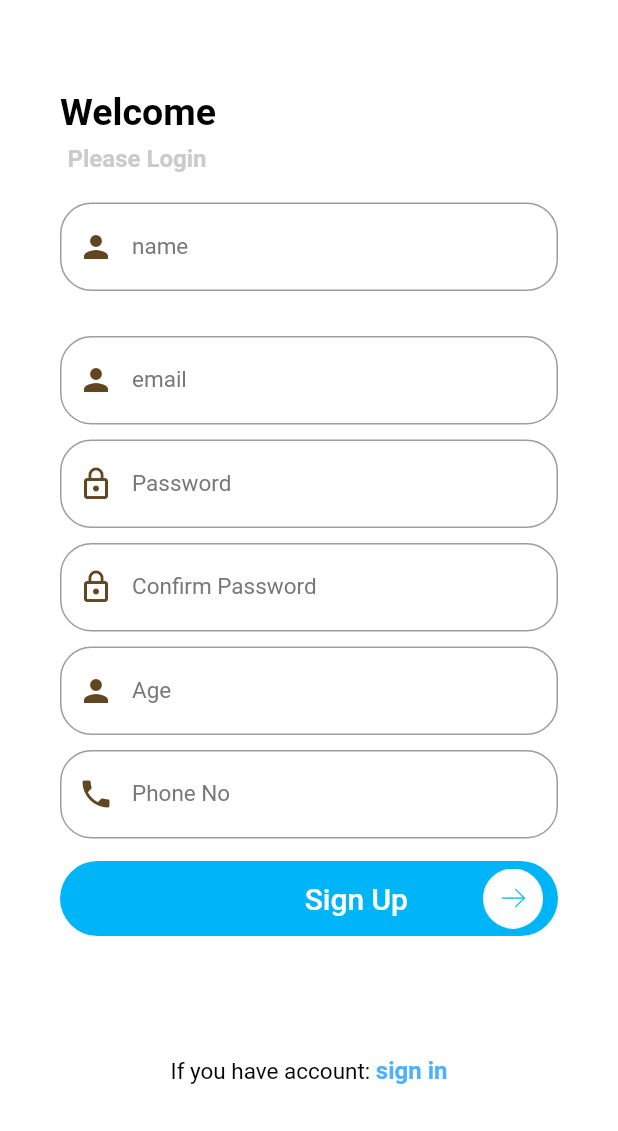
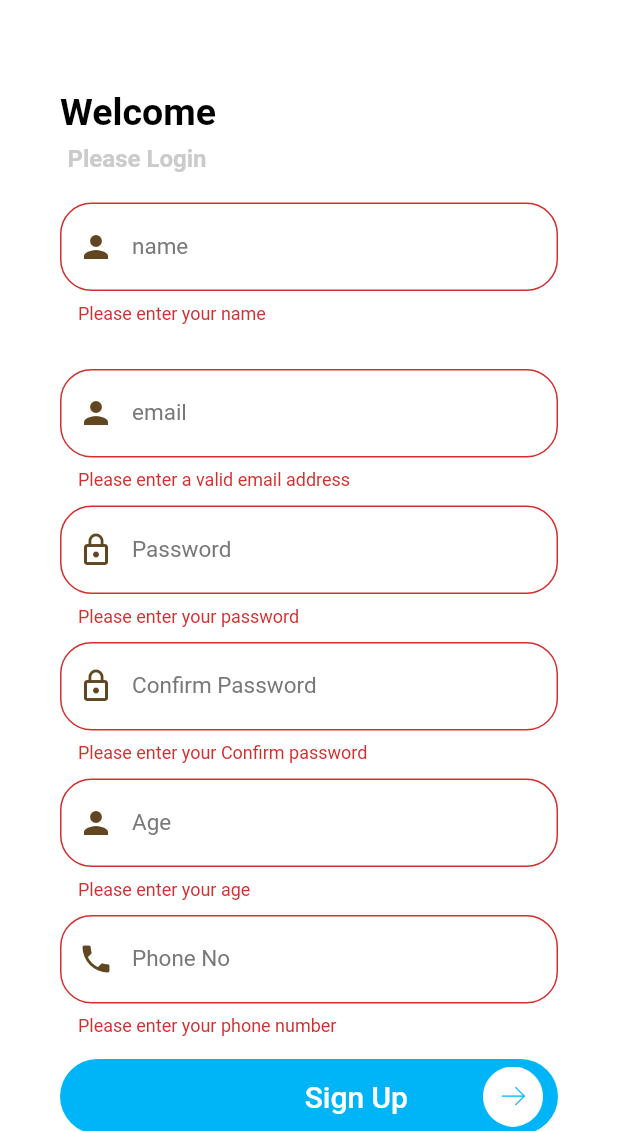
Before and after one commit to arshmancodes/party_portal, a Flutter app: the SignupPage screen opened by its route, after a tap on "Sign Up", on a phone screen of 412 x 824 dp, the part 105-1236 px from its top. Run offline on Flutter 3.47's test engine with Material 2 defaults, Android fonts, the phone set to English and light mode, and no system bars; our stand-ins replace firebase_auth, firebase_core, get, google_fonts; accounts and stored records are empty; Roboto replaces fonts that are missing (SFUIDisplay).

Commit message:
Authentication added and package name changed

```diff
--- a/lib/constants/controllers.dart
+++ b/lib/constants/controllers.dart
@@ -1,3 +1,5 @@
+import 'package:party_portal/controllers/authentication/auth_service_controller.dart';
 import 'package:party_portal/controllers/navigation_controller.dart';
 
 NavigationController navigationController = NavigationController.instance;
+AuthServiceController authServiceController = AuthServiceController.instance;
--- a/lib/router/route_generator.dart
+++ b/lib/router/route_generator.dart
@@ -1,5 +1,5 @@
 import 'package:flutter/material.dart';
-import 'package:party_portal/views/home_page.dart';
+import 'package:party_portal/views/bottom_nav_bar/bottom_nav_bar.dart';
 import 'package:party_portal/views/authentication/login_page.dart';
 import 'package:party_portal/views/authentication/signup_page.dart';
 import 'package:party_portal/views/splash/splash_screen.dart';
@@ -8,7 +8,7 @@ import 'package:party_portal/views/splash/splash_screen.dart';
 const String initialRoute = '/';
 const String login = '/login';
 const String signUp = '/signup';
-const String homePage = '/home-page';
+const String mainRootPage = '/main-root-page';
 
 
 // TODO : ROUTES GENERATOR CLASS THAT CONTROLS THE FLOW OF NAVIGATION/ROUTING
@@ -23,8 +23,8 @@ class RouteGenerator {
         return _getPageRoute(LoginPage());
       case signUp:
         return _getPageRoute(SignupPage());
-      case homePage:
-        return _getPageRoute(const HomePage());
+      case mainRootPage:
+        return _getPageRoute(const BottomNavBar());
 
       default:
         return _errorRoute();
--- /dev/null
+++ b/lib/views/authentication/model/auth_model.dart
@@ -0,0 +1,21 @@
+class AuthModel {
+
+  String? uid;
+  String? email;
+  String? name;
+  int? age;
+  int? phoneNumber;
+
+
+  AuthModel({this.uid, this.email, this.name, this.age, this.phoneNumber});
+
+  AuthModel.fromJson(Map<String, dynamic> json){
+      uid = json['uid'];
+      email = json['email'];
+      name = json['name'];
+      age = json['age'];
+      phoneNumber = json['phoneNumber'];
+  }
+
+  // Map<String, dynamic> toJson() => {'id':id, 'name':name };
+}
--- a/lib/views/authentication/signup_page.dart
+++ b/lib/views/authentication/signup_page.dart
@@ -3,40 +3,57 @@ import 'package:flutter/gestures.dart';
 import 'package:flutter/material.dart';
 import 'package:get/get.dart';
 import 'package:party_portal/constants/controllers.dart';
+import 'package:party_portal/views/authentication/model/auth_model.dart';
 
 class SignupPage extends StatefulWidget {
+  const SignupPage({Key? key}) : super(key: key);
+
   @override
   _SignUpState createState() => _SignUpState();
 }
 
 class _SignUpState extends State<SignupPage> {
   final _formKey = GlobalKey<FormState>();
+  String? _userName,
+      _userEmail,
+      _userPassword,
+      _userConfirmPassword,
+      _userAge,
+      _userPhone;
+
   bool pass = true;
   bool pass2 = true;
-  TextEditingController namecntroller1 = TextEditingController();
-  TextEditingController emailcntroller1 = TextEditingController();
-  TextEditingController passwordcontroller1 = TextEditingController();
-  TextEditingController cnpasswordcontroller1 = TextEditingController();
-  TextEditingController agecontroller1 = TextEditingController();
-  TextEditingController phonecontroller1 = TextEditingController();
+
+  TextEditingController nameController = TextEditingController();
+  TextEditingController emailController = TextEditingController();
+  TextEditingController passwordController = TextEditingController();
+  TextEditingController confirmPasswordController = TextEditingController();
+  TextEditingController ageController = TextEditingController();
+  TextEditingController phoneController = TextEditingController();
+
+  void _trySubmit() {
+    final isValid = _formKey.currentState!.validate();
+    FocusScope.of(context).unfocus();
+
+    if (isValid) {
+      _formKey.currentState!.save();
+      // Create user on auth request
+      authServiceController.createUser(_userEmail!, _userPassword!, _userName!, int.parse(_userAge!), int.parse(_userPhone!));
+    }
+  }
+
   @override
   Widget build(BuildContext context) {
     return Scaffold(
       backgroundColor: Colors.white,
       appBar: AppBar(
-        iconTheme: IconThemeData(
+        iconTheme: const IconThemeData(
           color: Colors.black, //change your color here
         ),
         backgroundColor: Colors.white,
         elevation: 0,
         toolbarHeight: 80,
         centerTitle: true,
-        // leading: IconButton(
-        //   icon: Icon(Icons.arrow_back_ios_sharp, color: Colors.black,),
-        //   onPressed: (){
-        //     Navigator.of(context).pushReplacementNamed('/LogIn');
-        //   },
-        // ),
         title: Image.asset(
           'assets/images/Create.png',
           width: 60,
@@ -46,12 +63,12 @@ class _SignUpState extends State<SignupPage> {
       body: Form(
         key: _formKey,
         child: Padding(
-          padding: EdgeInsets.only(left: 40, right: 40, top: 50),
+          padding: const EdgeInsets.only(left: 40, right: 40, top: 50),
           child: ListView(
             children: [
               Container(
                   alignment: Alignment.centerLeft,
-                  child: Text(
+                  child: const Text(
                     'Welcome',
                     style: TextStyle(
                         fontSize: 25,
@@ -59,10 +76,10 @@ class _SignUpState extends State<SignupPage> {
                         color: Colors.black),
                   )),
               Padding(
-                padding: EdgeInsets.only(top: 7, left: 5),
+                padding: const EdgeInsets.only(top: 7, left: 5),
                 child: Container(
                     alignment: Alignment.centerLeft,
-                    child: Text(
+                    child: const Text(
                       'Please Login',
                       style: TextStyle(
                           color: Color(0xffCBCBCB),
@@ -71,71 +88,78 @@ class _SignUpState extends State<SignupPage> {
                     )),
               ),
               Padding(
-                padding: EdgeInsets.fromLTRB(0, 20, 0, 10),
+                padding: const EdgeInsets.fromLTRB(0, 20, 0, 10),
                 child: Container(
                   color: Colors.white,
                   child: TextFormField(
-                    controller: namecntroller1,
+                    controller: nameController,
                     keyboardType: TextInputType.text,
+                    textInputAction: TextInputAction.next,
                     validator: (value) {
                       if (value!.isEmpty) {
                         return 'Please enter your name';
                       }
                       return null;
                     },
-                    onSaved: (value) {},
-                    style: TextStyle(
+                    onSaved: (value) {
+                      _userName = value;
+                    },
+                    style: const TextStyle(
                         color: Colors.black, fontFamily: 'SFUIDisplay'),
                     decoration: InputDecoration(
                         border: OutlineInputBorder(
                           borderRadius: BorderRadius.circular(21),
                         ),
                         labelText: 'name',
-                        prefixIcon: Icon(
+                        prefixIcon: const Icon(
                           Icons.person,
                           color: Color(0xFF604621),
                         ),
-                        labelStyle:
-                            TextStyle(color: Color(0xFF787878), fontSize: 15)),
+                        labelStyle: const TextStyle(
+                            color: Color(0xFF787878), fontSize: 15)),
                   ),
                 ),
               ),
               Padding(
-                padding: EdgeInsets.fromLTRB(0, 20, 0, 10),
+                padding: const EdgeInsets.fromLTRB(0, 20, 0, 10),
                 child: Container(
                   color: Colors.white,
                   child: TextFormField(
-                    controller: emailcntroller1,
+                    textInputAction: TextInputAction.next,
+                    controller: emailController,
                     keyboardType: TextInputType.text,
                     validator: (value) {
-                      if (value!.isEmpty) {
-                        return 'Please enter your email';
+                      if (value!.isEmpty || !value.contains("@")) {
+                        return 'Please enter a valid email address';
                       }
                       return null;
                     },
-                    onSaved: (value) {},
-                    style: TextStyle(
+                      onSaved: (value) {
+                        _userEmail = value;
+                      },
+                    style: const TextStyle(
                         color: Colors.black, fontFamily: 'SFUIDisplay'),
                     decoration: InputDecoration(
                         border: OutlineInputBorder(
                           borderRadius: BorderRadius.circular(21),
                         ),
                         labelText: 'email',
-                        prefixIcon: Icon(
+                        prefixIcon: const Icon(
                           Icons.person,
                           color: Color(0xFF604621),
                         ),
-                        labelStyle:
-                            TextStyle(color: Color(0xFF787878), fontSize: 15)),
+                        labelStyle: const TextStyle(
+                            color: Color(0xFF787878), fontSize: 15)),
                   ),
                 ),
               ),
               Padding(
-                padding: EdgeInsets.only(bottom: 10),
+                padding: const EdgeInsets.only(bottom: 10),
                 child: Container(
                   color: Colors.white,
                   child: TextFormField(
-                    controller: passwordcontroller1,
+                    textInputAction: TextInputAction.next,
+                    controller: passwordController,
                     keyboardType: TextInputType.text,
                     obscureText: pass,
                     validator: (value) {
@@ -146,8 +170,10 @@ class _SignUpState extends State<SignupPage> {
                       }
                       return null;
                     },
-                    onSaved: (value) {},
-                    style: TextStyle(
+                      onSaved: (value) {
+                        _userPassword = value;
+                      },
+                    style: const TextStyle(
                         color: Colors.black, fontFamily: 'SFUIDisplay'),
                     decoration: InputDecoration(
                         border: OutlineInputBorder(
@@ -168,31 +194,34 @@ class _SignUpState extends State<SignupPage> {
                               pass == true
                                   ? Icons.lock_outline
                                   : Icons.lock_open_rounded,
-                              color: Color(0xFF604621),
+                              color: const Color(0xFF604621),
                             )),
-                        labelStyle:
-                            TextStyle(color: Color(0xFF787878), fontSize: 15)),
+                        labelStyle: const TextStyle(
+                            color: Color(0xFF787878), fontSize: 15)),
                   ),
                 ),
               ),
               Padding(
-                padding: EdgeInsets.only(bottom: 10),
+                padding: const EdgeInsets.only(bottom: 10),
                 child: Container(
                   color: Colors.white,
                   child: TextFormField(
-                    controller: cnpasswordcontroller1,
+                    textInputAction: TextInputAction.next,
+                    controller: confirmPasswordController,
                     keyboardType: TextInputType.text,
                     obscureText: pass2,
                     validator: (value) {
                       if (value!.isEmpty) {
                         return 'Please enter your Confirm password';
-                      } else if (value != passwordcontroller1.text) {
+                      } else if (value != passwordController.text) {
                         return 'your confirm password is not match';
                       }
                       return null;
                     },
-                    onSaved: (value) {},
-                    style: TextStyle(
+                      onSaved: (value) {
+                        _userConfirmPassword = value;
+                      },
+                    style: const TextStyle(
                         color: Colors.black, fontFamily: 'SFUIDisplay'),
                     decoration: InputDecoration(
                         border: OutlineInputBorder(
@@ -213,19 +242,20 @@ class _SignUpState extends State<SignupPage> {
                               pass2 == true
                                   ? Icons.lock_outline
                                   : Icons.lock_open_rounded,
-                              color: Color(0xFF604621),
+                              color: const Color(0xFF604621),
                             )),
-                        labelStyle:
-                            TextStyle(color: Color(0xFF787878), fontSize: 15)),
+                        labelStyle: const TextStyle(
+                            color: Color(0xFF787878), fontSize: 15)),
                   ),
                 ),
               ),
               Padding(
-                padding: EdgeInsets.only(bottom: 10),
+                padding: const EdgeInsets.only(bottom: 10),
                 child: Container(
                   color: Colors.white,
                   child: TextFormField(
-                    controller: agecontroller1,
+                    textInputAction: TextInputAction.next,
+                    controller: ageController,
                     keyboardType: TextInputType.number,
                     validator: (value) {
                       if (value!.isEmpty) {
@@ -233,27 +263,30 @@ class _SignUpState extends State<SignupPage> {
                       }
                       return null;
                     },
-                    onSaved: (value) {},
-                    style: TextStyle(
+                    onSaved: (value) {
+                      _userAge = value;
+                    },
+                    style: const TextStyle(
                         color: Colors.black, fontFamily: 'SFUIDisplay'),
                     decoration: InputDecoration(
                         border: OutlineInputBorder(
                           borderRadius: BorderRadius.circular(21),
                         ),
                         labelText: 'Age',
-                        prefixIcon: Icon(
+                        prefixIcon: const Icon(
                           Icons.person,
                           color: Color(0xFF604621),
                         ),
-                        labelStyle:
-                            TextStyle(color: Color(0xFF787878), fontSize: 15)),
+                        labelStyle: const TextStyle(
+                            color: Color(0xFF787878), fontSize: 15)),
                   ),
                 ),
               ),
               Container(
                 color: Colors.white,
                 child: TextFormField(
-                  controller: phonecontroller1,
+                  textInputAction: TextInputAction.done,
+                  controller: phoneController,
                   keyboardType: TextInputType.number,
                   validator: (value) {
                     if (value!.isEmpty) {
@@ -261,39 +294,41 @@ class _SignUpState extends State<SignupPage> {
                     }
                     return null;
                   },
-                  onSaved: (value) {},
-                  style:
-                      TextStyle(color: Colors.black, fontFamily: 'SFUIDisplay'),
+                  onSaved: (value) {
+                    _userPhone = value;
+                  },
+                  style: const TextStyle(
+                      color: Colors.black, fontFamily: 'SFUIDisplay'),
                   decoration: InputDecoration(
                       border: OutlineInputBorder(
                         borderRadius: BorderRadius.circular(21),
                       ),
                       labelText: 'Phone No',
-                      prefixIcon: Icon(
+                      prefixIcon: const Icon(
                         Icons.phone,
                         color: Color(0xFF604621),
                       ),
-                      labelStyle:
-                          TextStyle(color: Color(0xFF787878), fontSize: 15)),
+                      labelStyle: const TextStyle(
+                          color: Color(0xFF787878), fontSize: 15)),
                 ),
               ),
               Padding(
-                padding: EdgeInsets.only(top: 15),
+                padding: const EdgeInsets.only(top: 15),
                 child: InkWell(
-                  onTap: () async {},
+                  onTap: _trySubmit,
                   child: Container(
                     height: 50,
                     decoration: BoxDecoration(
-                      color: Color(0xff00B5F7),
+                      color: const Color(0xff00B5F7),
                       borderRadius: BorderRadius.circular(40),
                     ),
                     child: Row(
                       mainAxisAlignment: MainAxisAlignment.end,
                       children: [
                         Padding(
-                          padding: EdgeInsets.only(right: 50),
+                          padding: const EdgeInsets.only(right: 50),
                           child: Container(
-                              child: Center(
+                              child: const Center(
                                   child: Text(
                             'Sign Up',
                             style: TextStyle(
@@ -303,7 +338,7 @@ class _SignUpState extends State<SignupPage> {
                           ))),
                         ),
                         Padding(
-                          padding: EdgeInsets.only(right: 10),
+                          padding: const EdgeInsets.only(right: 10),
                           child: Container(
                               child: Image.asset(
                             'assets/images/GoSign.png',
@@ -317,20 +352,20 @@ class _SignUpState extends State<SignupPage> {
                 ),
               ),
               Padding(
-                padding: EdgeInsets.only(top: 80),
+                padding: const EdgeInsets.only(top: 15),
                 child: Center(
                   child: RichText(
                     text: TextSpan(children: [
-                      TextSpan(
-                          text: "If you have account: ",
+                      const TextSpan(
+                          text: "Already a user? ",
                           style: TextStyle(
                             fontFamily: 'SFUIDisplay',
                             color: Colors.black,
                             fontSize: 15,
                           )),
                       TextSpan(
-                          text: "sign in",
-                          style: TextStyle(
+                          text: "Sign in",
+                          style: const TextStyle(
                               fontFamily: 'SFUIDisplay',
                               color: Color(0xff4EB1FE),
                               fontSize: 16,
@@ -343,6 +378,9 @@ class _SignUpState extends State<SignupPage> {
                   ),
                 ),
               ),
+              const SizedBox(
+                height: 10,
+              )
             ],
           ),
         ),
--- a/lib/views/splash/splash_screen.dart
+++ b/lib/views/splash/splash_screen.dart
@@ -4,6 +4,7 @@ import 'dart:async';
 
 import 'package:get/get.dart';
 import 'package:party_portal/constants/controllers.dart';
+import 'package:party_portal/controllers/authentication/auth_service_controller.dart';
 import 'package:party_portal/router/route_generator.dart';
 
 class SplashScreen extends StatefulWidget {
@@ -13,7 +14,7 @@ class SplashScreen extends StatefulWidget {
 
 void _navigateToHome() async {
   await Future.delayed(const Duration(milliseconds: 4000), () {});
-  navigationController.getOffAll(login);
+  Get.find<AuthServiceController>().currentUser.value?.uid != null ? navigationController.getOffAll(mainRootPage) : navigationController.getOffAll(login);
 }
 
 class _SplashScreenState extends State<SplashScreen> {
--- a/pubspec.yaml
+++ b/pubspec.yaml
@@ -30,11 +30,15 @@ dependencies:
   cupertino_icons: ^1.0.2
   get: ^4.3.8
   google_fonts:
+  firebase_core: ^1.5.0
+  firebase_auth: ^3.0.2
+  http: ^0.13.3
 
 dev_dependencies:
   flutter_test:
     sdk: flutter
   flutter_lints: ^1.0.0
+  change_app_package_name: ^1.0.0
 
 # For information on the generic Dart part of this file, see the
 # following page: https://dart.dev/tools/pub/pubspec
```
Also changed, not shown: lib/controllers/authentication/auth_service_controller.dart (added, +82 -0 lines), lib/controllers/authentication/service/auth_service.dart (added, +7 -0 lines), lib/main.dart (+9 -1 lines), lib/views/authentication/login_page.dart (+34 -66 lines), lib/views/bottom_nav_bar/bottom_nav_bar.dart (renamed from lib/views/home_page.dart, +22 -7 lines), lib/views/profile/profile_page.dart (+16 -24 lines), lib/views/bottom_nav_bar/history_page.dart (renamed from lib/views/history_page.dart), lib/views/bottom_nav_bar/home_view_page.dart (renamed from lib/views/home_view_page.dart), pubspec.lock, 8 other files.
